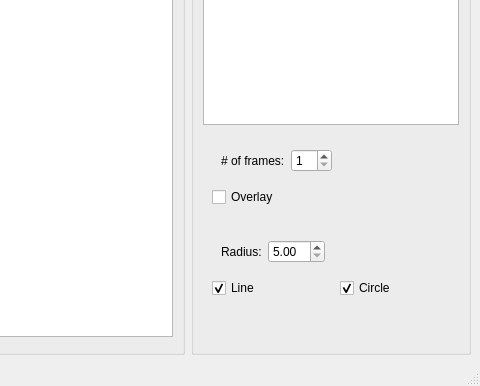
First picture: the form in lib/python/ui/ui_main_window_base.ui, repository UMATracker/UMATracker-TrackingCorrector, before the edit; both pictures show x 422 to 902 and y 120 to 506 of the 902 by 506 pixel window.
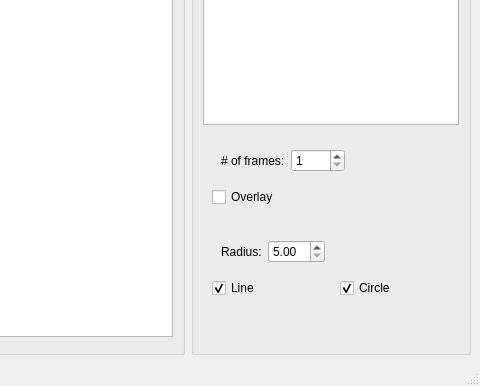
Second picture: the form after the edit. Custom widgets are drawn as their Qt base class.

The edit to the form file:
```diff
--- a/lib/python/ui/ui_main_window_base.ui
+++ b/lib/python/ui/ui_main_window_base.ui
@@ -91,6 +91,9 @@
                <property name="minimum">
                 <number>1</number>
                </property>
+               <property name="maximum">
+                <number>1000</number>
+               </property>
               </widget>
              </item>
             </layout>
```
